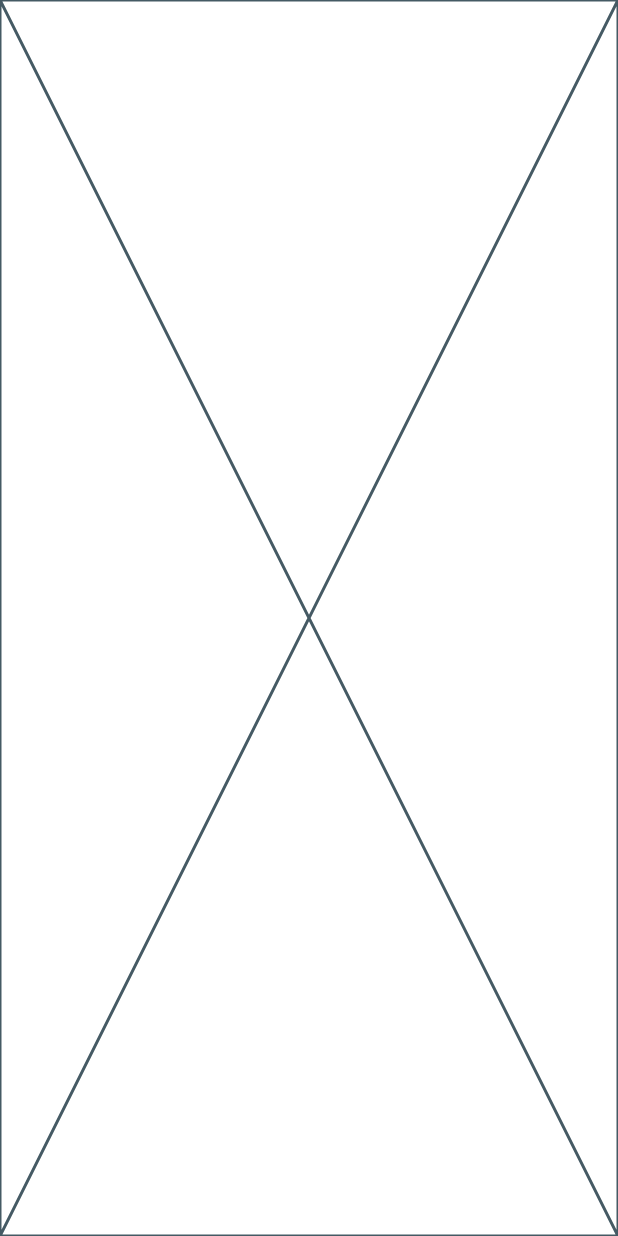
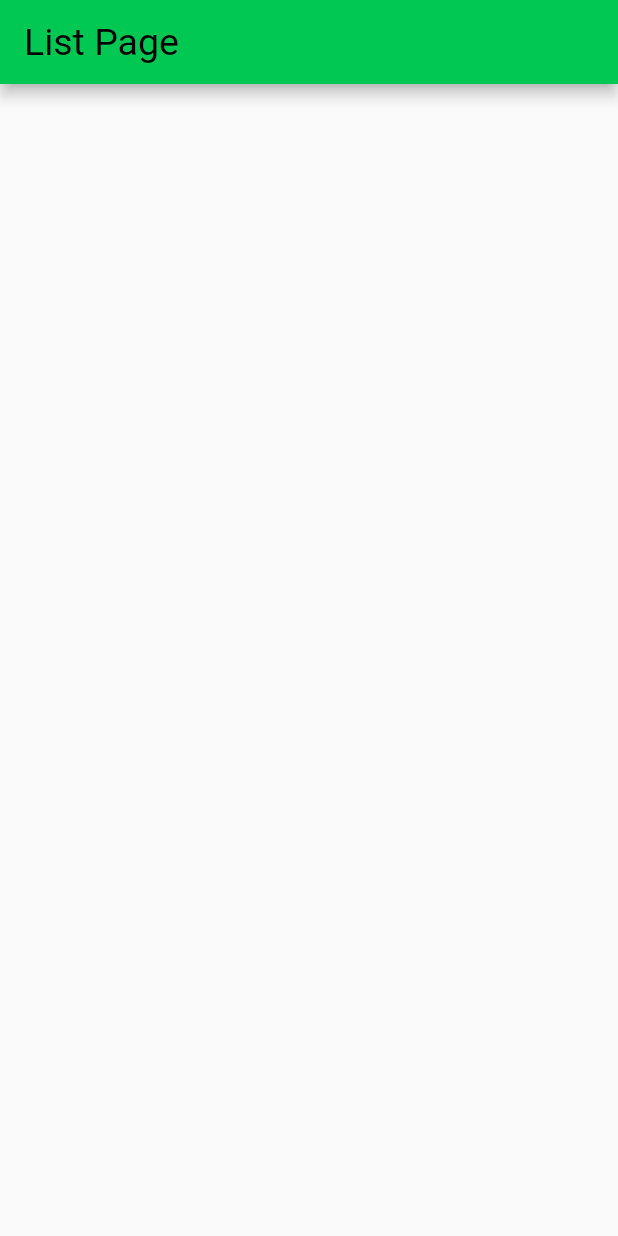
Before and after one commit to ammaarkhan/Brokol-Flutter, a Flutter app: the screen it shows after launch, on a phone screen of 412 x 824 dp. Run offline on Flutter 3.47's test engine with Material 2 defaults, Android fonts, the phone set to English and light mode, and no system bars.

Commit message:
add themes and begin list page

```diff
--- a/brokol_flutter/lib/listpage.dart
+++ b/brokol_flutter/lib/listpage.dart
@@ -1,11 +1,21 @@
+import 'package:flutter/material.dart';
 import 'package:flutter/src/widgets/framework.dart';
 import 'package:flutter/src/widgets/placeholder.dart';
 
-class ListPage extends StatelessWidget {
-  // const ListPage({super.key});
+class ListPage extends StatefulWidget {
+  const ListPage({super.key});
 
   @override
+  State<ListPage> createState() => _ListPageState();
+}
+
+class _ListPageState extends State<ListPage> {
+  @override
   Widget build(BuildContext context) {
-    return const Placeholder();
+    return Scaffold(
+      appBar: AppBar(
+        title: Text("List Page"),
+      ),
+    );
   }
 }
--- a/brokol_flutter/lib/main.dart
+++ b/brokol_flutter/lib/main.dart
@@ -1,5 +1,6 @@
 import 'package:brokol_flutter/listpage.dart';
 import 'package:brokol_flutter/utils/routes.dart';
+import 'package:brokol_flutter/widgets/themes.dart';
 import 'package:flutter/material.dart';
 
 void main() {
@@ -12,6 +13,8 @@ class MainApp extends StatelessWidget {
   @override
   Widget build(BuildContext context) {
     return MaterialApp(
+      // themeMode: ThemeMode.light,
+      theme: MyTheme.lightTheme(context),
       debugShowCheckedModeBanner: false,
       initialRoute: MyRoutes.listRoute,
       routes: {
--- /dev/null
+++ b/brokol_flutter/lib/widgets/themes.dart
@@ -0,0 +1,16 @@
+import 'package:flutter/material.dart';
+
+class MyTheme {
+  static ThemeData lightTheme(BuildContext context) => ThemeData(
+      primarySwatch: Colors.green,
+      appBarTheme: AppBarTheme(
+        color: Colors.greenAccent[700],
+        // elevation: 0.0,
+        iconTheme: IconThemeData(color: Colors.black),
+        titleTextStyle: TextStyle(color: Colors.black, fontSize: 25),
+      ));
+
+  // static ThemeData darkTheme(BuildContext context) => ThemeData(
+  //       brightness: Brightness.dark,
+  //     );
+}
```
